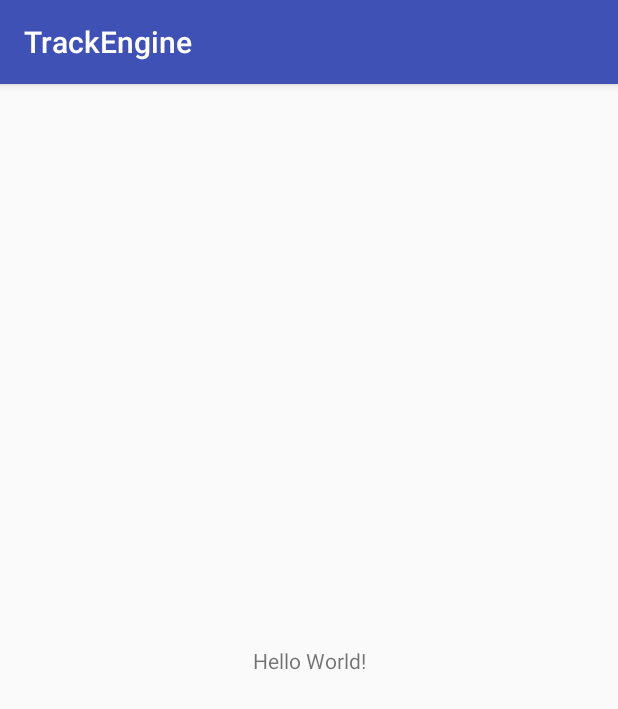
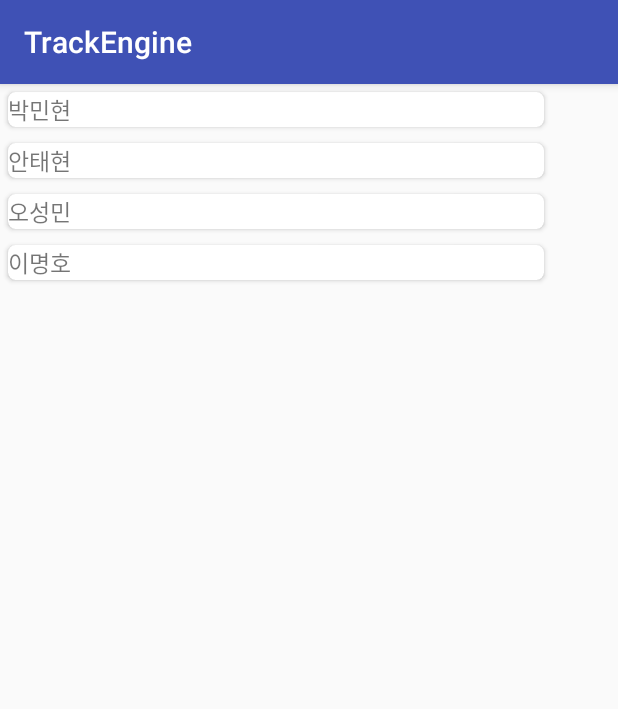
Before and after one commit to ParkMinHyun/SejongHackerton, an Android app: the screen it shows after launch (MainActivity), on a phone screen of 412 x 824 dp. Shown: the top 709 px of the screen. Run offline under Robolectric (Android 15) with nearby library versions, the phone set to English and light mode, and no system bars.

Commit message:
[명호]RecyclerView(CardView) 초기화

```diff
--- a/TrackEngine/app/build.gradle
+++ b/TrackEngine/app/build.gradle
@@ -24,6 +24,9 @@ dependencies {
     androidTestCompile('com.android.support.test.espresso:espresso-core:2.2.2', {
         exclude group: 'com.android.support', module: 'support-annotations'
     })
+    compile 'com.android.support:support-v4:25.3.1'
+    compile 'com.android.support:recyclerview-v7:25.3.1'
+    compile 'com.android.support:cardview-v7:25.3.1'
     compile 'com.android.support:appcompat-v7:25.3.1'
     compile 'com.android.support.constraint:constraint-layout:1.0.2'
     testCompile 'junit:junit:4.12'
--- /dev/null
+++ b/TrackEngine/app/src/main/java/com/example/parkminhyun/trackengine/Item.java
@@ -0,0 +1,20 @@
+package com.example.parkminhyun.trackengine;
+
+/**
+ * Created by 12aud on 2017-06-26.
+ */
+
+public class Item {
+    private String name;
+
+    public Item(String name) {
+        this.name = name;
+    }
+
+    public String getName() {
+        return name;
+    }
+    public void setName(String name) {
+        this.name = name;
+    }
+}
--- a/TrackEngine/app/src/main/java/com/example/parkminhyun/trackengine/MainActivity.java
+++ b/TrackEngine/app/src/main/java/com/example/parkminhyun/trackengine/MainActivity.java
@@ -1,13 +1,37 @@
 package com.example.parkminhyun.trackengine;
 
+import android.os.Bundle;
 import android.support.v7.app.AppCompatActivity;
-import android.os.Bundle;
+import android.support.v7.widget.LinearLayoutManager;
+import android.support.v7.widget.RecyclerView;
+
+import java.util.ArrayList;
+import java.util.List;
 
 public class MainActivity extends AppCompatActivity {
+
+    private List<Item> items;
+    private RecyclerView rv;
+    RVAdapter adapter;
 
     @Override
     protected void onCreate(Bundle savedInstanceState) {
         super.onCreate(savedInstanceState);
         setContentView(R.layout.activity_main);
+
+        rv = (RecyclerView) findViewById(R.id.rv);
+        LinearLayoutManager llm = new LinearLayoutManager(this);
+        rv.setLayoutManager(llm);
+        rv.setHasFixedSize(true);
+
+        items = new ArrayList<>();
+
+        items.add(new Item("박민현"));
+        items.add(new Item("안태현"));
+        items.add(new Item("오성민"));
+        items.add(new Item("이명호"));
+
+        adapter = new RVAdapter(items);
+        rv.setAdapter(adapter);
     }
 }
--- /dev/null
+++ b/TrackEngine/app/src/main/java/com/example/parkminhyun/trackengine/RVAdapter.java
@@ -0,0 +1,57 @@
+package com.example.parkminhyun.trackengine;
+
+import android.annotation.SuppressLint;
+import android.support.v7.widget.CardView;
+import android.support.v7.widget.RecyclerView;
+import android.view.LayoutInflater;
+import android.view.View;
+import android.view.ViewGroup;
+import android.widget.TextView;
+
+import java.util.List;
+
+/**
+ * Created by 12aud on 2017-06-26.
+ */
+
+public class RVAdapter extends RecyclerView.Adapter<RVAdapter.ItemViewHolder> {
+
+    public class ItemViewHolder extends RecyclerView.ViewHolder{
+        CardView cv; // cardView
+        TextView name; // 아이템 이름
+        public ItemViewHolder(View itemView) {
+            super(itemView);
+            cv = (CardView)itemView.findViewById(R.id.cv);
+            name = (TextView)itemView.findViewById(R.id.item_name);
+        }
+    }
+
+    List<Item> items;
+
+    public RVAdapter(List<Item> items) {
+        this.items = items;
+    }
+
+    @Override
+    public ItemViewHolder onCreateViewHolder(ViewGroup viewGroup, int viewType) {
+        View v = LayoutInflater.from(viewGroup.getContext()).inflate(R.layout.item, viewGroup, false);
+        ItemViewHolder ivh = new ItemViewHolder(v);
+        return ivh;
+    }
+
+    @SuppressLint("NewApi")
+    @Override
+    public void onBindViewHolder(ItemViewHolder itemViewHolder, int i) {
+        itemViewHolder.name.setText(items.get(i).getName());
+    }
+
+    @Override
+    public int getItemCount() {
+        return items.size();
+    }
+
+    @Override
+    public void onAttachedToRecyclerView(RecyclerView recyclerView){
+        super.onAttachedToRecyclerView(recyclerView);
+    }
+}
--- a/TrackEngine/app/src/main/res/layout/activity_main.xml
+++ b/TrackEngine/app/src/main/res/layout/activity_main.xml
@@ -1,5 +1,5 @@
 <?xml version="1.0" encoding="utf-8"?>
-<android.support.constraint.ConstraintLayout
+<RelativeLayout
     xmlns:android="http://schemas.android.com/apk/res/android"
     xmlns:tools="http://schemas.android.com/tools"
     xmlns:app="http://schemas.android.com/apk/res-auto"
@@ -7,13 +7,9 @@
     android:layout_height="match_parent"
     tools:context="com.example.parkminhyun.trackengine.MainActivity">
 
-    <TextView
-        android:layout_width="wrap_content"
-        android:layout_height="wrap_content"
-        android:text="Hello World!"
-        app:layout_constraintBottom_toBottomOf="parent"
-        app:layout_constraintLeft_toLeftOf="parent"
-        app:layout_constraintRight_toRightOf="parent"
-        app:layout_constraintTop_toTopOf="parent" />
-
-</android.support.constraint.ConstraintLayout>
+    <android.support.v7.widget.RecyclerView
+        android:layout_height="495dp"
+        android:layout_width="368dp"
+        android:id="@+id/rv">
+    </android.support.v7.widget.RecyclerView>
+</RelativeLayout>
--- /dev/null
+++ b/TrackEngine/app/src/main/res/layout/item.xml
@@ -0,0 +1,23 @@
+<?xml version="1.0" encoding="utf-8"?>
+<android.support.v7.widget.CardView xmlns:android="http://schemas.android.com/apk/res/android"
+    xmlns:card_view="http://schemas.android.com/apk/res-auto"
+    android:id="@+id/cv"
+    android:orientation="vertical"
+    android:layout_width="match_parent"
+    android:layout_height="wrap_content"
+    android:layout_margin="5dp"
+    card_view:cardCornerRadius="5dp">
+
+    <RelativeLayout
+        android:layout_width="match_parent"
+        android:layout_height="wrap_content">
+        <TextView
+            android:layout_width="wrap_content"
+            android:layout_height="wrap_content"
+            android:id="@+id/item_name"
+            android:text="ThingName"
+            android:textSize="15sp" />
+
+    </RelativeLayout>
+
+</android.support.v7.widget.CardView>
```
